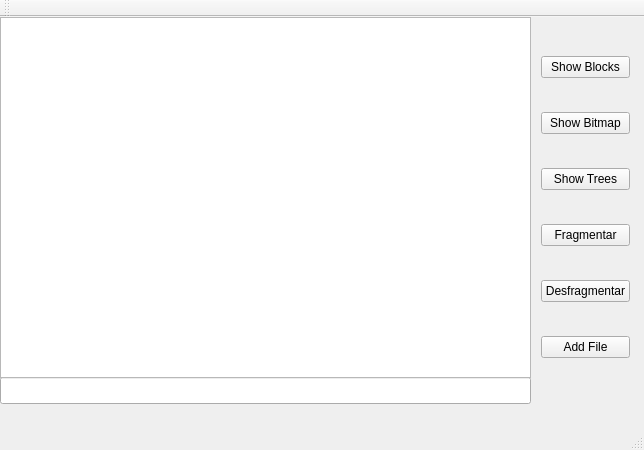
This is filesys.ui in KenyStev/FileSysem-Files-Orga-P1 as Qt 5 draws it before an edit. The edited form follows.
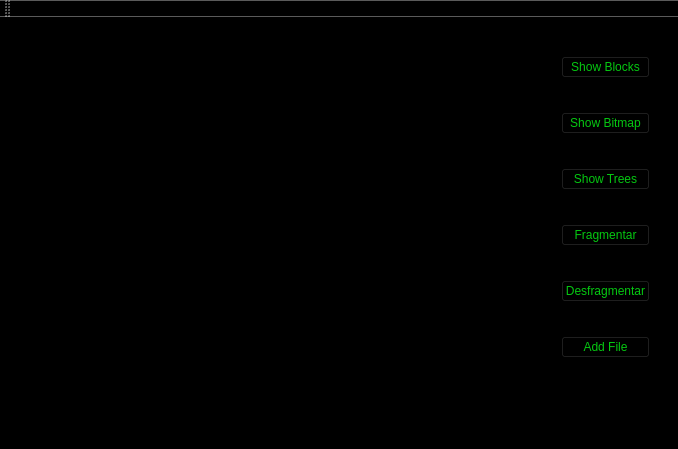
This is the edited form.

What changed in the file:
```diff
--- a/filesys.ui
+++ b/filesys.ui
@@ -6,13 +6,17 @@
    <rect>
     <x>0</x>
     <y>0</y>
-    <width>644</width>
-    <height>450</height>
+    <width>678</width>
+    <height>449</height>
    </rect>
   </property>
   <property name="windowTitle">
    <string>FileSys</string>
   </property>
+  <property name="styleSheet">
+   <string notr="true">background-color: rgb(0, 0, 0);
+</string>
+  </property>
   <widget class="QWidget" name="centralWidget">
    <widget class="QLineEdit" name="txtcommandLine">
     <property name="geometry">
@@ -23,21 +27,16 @@
       <height>27</height>
      </rect>
     </property>
-   </widget>
-   <widget class="QListWidget" name="listTerm">
-    <property name="geometry">
-     <rect>
-      <x>0</x>
-      <y>0</y>
-      <width>531</width>
-      <height>361</height>
-     </rect>
+    <property name="styleSheet">
+     <string notr="true">background-color: rgb(0, 0, 0);
+border-color: rgb(5, 200, 17);
+color: rgb(5, 200, 17);</string>
     </property>
    </widget>
    <widget class="QWidget" name="verticalLayoutWidget">
     <property name="geometry">
      <rect>
-      <x>530</x>
+      <x>550</x>
       <y>0</y>
       <width>111</width>
       <height>381</height>
@@ -46,6 +45,10 @@
     <layout class="QVBoxLayout" name="verticalLayout">
      <item>
       <widget class="QPushButton" name="btnBlocks">
+       <property name="styleSheet">
+        <string notr="true">color: rgb(5, 200, 17);
+border-color: rgb(5, 200, 17);</string>
+       </property>
        <property name="text">
         <string>Show Blocks</string>
        </property>
@@ -53,6 +56,10 @@
      </item>
      <item>
       <widget class="QPushButton" name="btnBitmap">
+       <property name="styleSheet">
+        <string notr="true">color: rgb(5, 200, 17);
+border-color: rgb(5, 200, 17);</string>
+       </property>
        <property name="text">
         <string>Show Bitmap</string>
        </property>
@@ -60,6 +67,10 @@
      </item>
      <item>
       <widget class="QPushButton" name="btnTrees">
+       <property name="styleSheet">
+        <string notr="true">color: rgb(5, 200, 17);
+border-color: rgb(5, 200, 17);</string>
+       </property>
        <property name="text">
         <string>Show Trees</string>
        </property>
@@ -67,6 +78,10 @@
      </item>
      <item>
       <widget class="QPushButton" name="btnFragment">
+       <property name="styleSheet">
+        <string notr="true">color: rgb(5, 200, 17);
+border-color: rgb(5, 200, 17);</string>
+       </property>
        <property name="text">
         <string>Fragmentar</string>
        </property>
@@ -74,6 +89,10 @@
      </item>
      <item>
       <widget class="QPushButton" name="btnDesfragment">
+       <property name="styleSheet">
+        <string notr="true">color: rgb(5, 200, 17);
+border-color: rgb(5, 200, 17);</string>
+       </property>
        <property name="text">
         <string>Desfragmentar</string>
        </property>
@@ -81,6 +100,10 @@
      </item>
      <item>
       <widget class="QPushButton" name="btnAddFile">
+       <property name="styleSheet">
+        <string notr="true">color: rgb(5, 200, 17);
+border-color: rgb(5, 200, 17);</string>
+       </property>
        <property name="text">
         <string>Add File</string>
        </property>
@@ -88,6 +111,30 @@
      </item>
     </layout>
    </widget>
+   <widget class="QPlainTextEdit" name="listTerm">
+    <property name="geometry">
+     <rect>
+      <x>0</x>
+      <y>0</y>
+      <width>531</width>
+      <height>361</height>
+     </rect>
+    </property>
+    <property name="autoFillBackground">
+     <bool>false</bool>
+    </property>
+    <property name="styleSheet">
+     <string notr="true">background-color: rgb(0, 0, 0);
+border-color: rgb(5, 200, 17);
+color: rgb(5, 200, 17);</string>
+    </property>
+    <property name="readOnly">
+     <bool>true</bool>
+    </property>
+    <property name="backgroundVisible">
+     <bool>false</bool>
+    </property>
+   </widget>
   </widget>
   <widget class="QMenuBar" name="menuBar">
    <property name="geometry">
```
Left out of the diff: 2 changed lines with no effect on the pictures.
